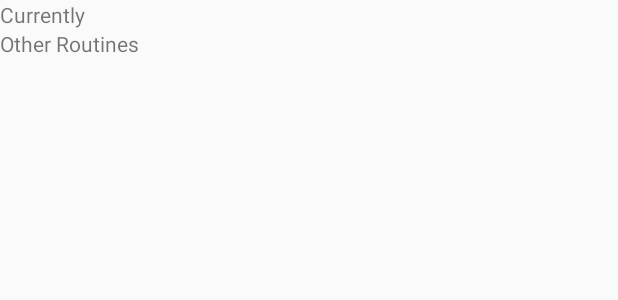
After one commit to fitnes-app/fitness-app-client, an Android app: the layout user_routines.xml on its own in the app's theme, with its tools: preview values and no code run, on a phone screen of 412 x 824 dp. The commit adds this screen. Shown: the top 300 px of the screen. Run offline under Robolectric (Android 15) with nearby library versions, the phone set to English and light mode, and no system bars.

Commit message:
Added user_routines layout.

```diff
--- /dev/null
+++ b/fitnessapp-client/app/src/main/res/layout/user_routines.xml
@@ -0,0 +1,30 @@
+<?xml version="1.0" encoding="utf-8"?>
+<LinearLayout xmlns:android="http://schemas.android.com/apk/res/android"
+    android:layout_width="match_parent"
+    android:layout_height="match_parent"
+    android:orientation="vertical">
+
+    <TextView
+        android:id="@+id/textView27"
+        android:layout_width="match_parent"
+        android:layout_height="wrap_content"
+        android:text="@string/currently" />
+
+    <ListView
+        android:id="@+id/currentlyRoutines"
+        android:layout_width="match_parent"
+        android:layout_height="wrap_content" >
+
+    </ListView>
+
+    <TextView
+        android:id="@+id/textView28"
+        android:layout_width="match_parent"
+        android:layout_height="wrap_content"
+        android:text="@string/otherRoutines" />
+
+    <ListView
+        android:id="@+id/otherRoutines"
+        android:layout_width="match_parent"
+        android:layout_height="wrap_content" />
+</LinearLayout>
--- a/fitnessapp-client/app/src/main/res/values/strings.xml
+++ b/fitnessapp-client/app/src/main/res/values/strings.xml
@@ -41,4 +41,6 @@
     <string name="repetitions">Repetitions</string>
     <string name="addNewExercise">Add New Exercise</string>
     <string name="save">Save</string>
+    <string name="currently">Currently</string>
+    <string name="otherRoutines">Other Routines</string>
 </resources>
```
